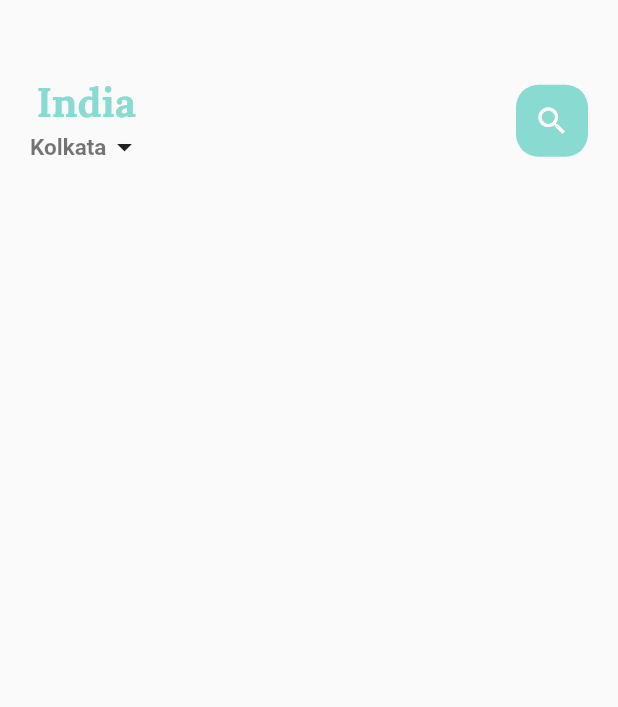
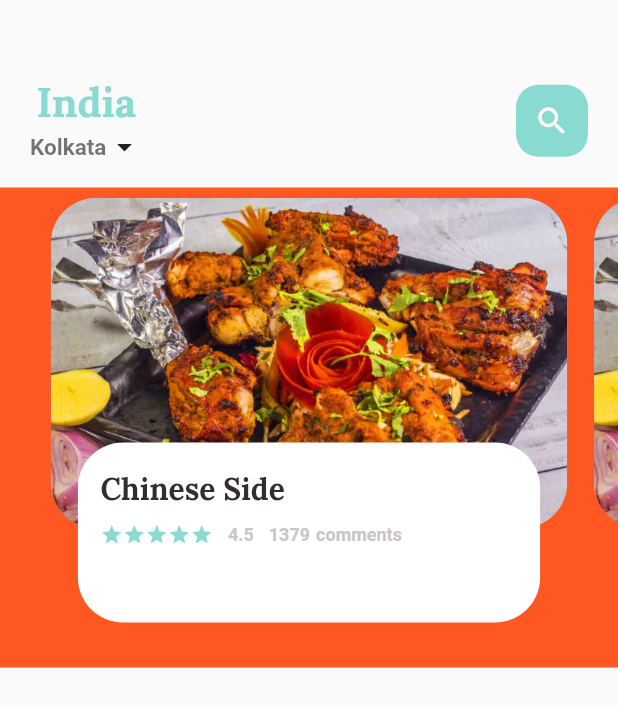
Before and after one commit to Bapan2003/food_apps, a Flutter app: the screen it shows after launch, on a phone screen of 412 x 824 dp. Shown: the top 707 px of the screen. Run offline on Flutter 3.47's test engine with Material 2 defaults, Android fonts, the phone set to English and light mode, and no system bars.

Commit message:
page body

```diff
--- /dev/null
+++ b/lib/home/food_page_body.dart
@@ -0,0 +1,80 @@
+import 'package:flutter/cupertino.dart';
+import 'package:flutter/material.dart';
+import 'package:food_apps/colors.dart';
+import 'package:food_apps/widgets/big_text.dart';
+import 'package:food_apps/widgets/small_text.dart';
+
+class FoodPageBody  extends StatelessWidget {
+  // const FoodPageBody ({Key? key}) : super(key: key);
+  PageController pageController=PageController(viewportFraction: 0.879);
+
+  @override
+  Widget build(BuildContext context) {
+    return Container(
+      height: 320,
+      color: Colors.deepOrange,
+      padding: EdgeInsets.only(top: 7),
+      child: PageView.builder(
+        controller: pageController,
+          itemCount: 5,
+          itemBuilder: (context,position){
+            return buildPageItem(position);
+          }),
+    );
+  }
+
+  Widget buildPageItem(int position) {
+    return Stack(
+      children: [
+        Container(
+          height: 220,
+          margin: EdgeInsets.only(left: 9,right:9),
+          decoration: BoxDecoration(
+              borderRadius: BorderRadius.circular(30),
+              color: position.isEven?Color(0xff69c5df):Colors.deepPurple.shade200,
+              image: DecorationImage(
+                fit: BoxFit.cover,
+                image: AssetImage('assets/images/img_2.png'),
+
+              )
+          ),
+        ),
+        Align(
+          alignment: Alignment.bottomCenter,
+          child: Container(
+            height: 120,
+            margin: EdgeInsets.only(left: 27,right:27,bottom: 30),
+            decoration: BoxDecoration(
+                borderRadius: BorderRadius.circular(30),
+                color: Colors.white,
+
+          ),
+            child: Container(
+              padding: EdgeInsets.only(left: 15,right: 15,top: 18),
+              child: Column(
+                crossAxisAlignment: CrossAxisAlignment.start,
+                children: [
+                  BigText(text: 'Chinese Side'),
+                  SizedBox(height: 10,),
+                  Row(
+                    children: [
+                      Wrap(
+                        children: List.generate(5, (index) => Icon(Icons.star,size: 15,color: AppColors.mainColor,)),
+                      ),
+                      SizedBox(width: 10,),
+                      SmallText(text: '4.5'),
+                      SizedBox(width: 10,),
+                      SmallText(text: '1379'),
+                      SizedBox(width: 4,),
+                      SmallText(text: 'comments')
+                    ],
+                  )
+                ],
+              ),
+            ),
+        ),
+        )
+      ],
+    );
+  }
+}
--- a/lib/main_food_page.dart
+++ b/lib/home/main_food_page.dart
@@ -2,6 +2,7 @@ import 'package:flutter/cupertino.dart';
 import 'package:flutter/material.dart';
 import 'package:food_apps/colors.dart';
 import 'package:food_apps/widgets/big_text.dart';
+import 'package:food_apps/home/food_page_body.dart';
 import 'package:food_apps/widgets/small_text.dart';
 
 class MainFoodPage extends StatefulWidget {
@@ -55,6 +56,7 @@ class _MainFoodPageState extends State<MainFoodPage> {
             ),
 
     ),
+            FoodPageBody(),
           ],
         ),
 
--- a/lib/main.dart
+++ b/lib/main.dart
@@ -1,5 +1,5 @@
 import 'package:flutter/material.dart';
-import 'package:food_apps/main_food_page.dart';
+import 'package:food_apps/home/main_food_page.dart';
 
 void main() {
   runApp(const MyApp());
--- a/pubspec.yaml
+++ b/pubspec.yaml
@@ -59,10 +59,8 @@ flutter:
   uses-material-design: true
 
   # To add assets to your application, add an assets section, like this:
-  # assets:
-  #   - images/a_dot_burr.jpeg
-  #   - images/a_dot_ham.jpeg
-
+  assets:
+    - assets/images/
   # An image asset can refer to one or more resolution-specific "variants", see
   # https://flutter.dev/assets-and-images/#resolution-aware
 
```
Also changed, not shown: assets/images/img.png (added), assets/images/img_1.png (added), assets/images/img_2.png (added).
